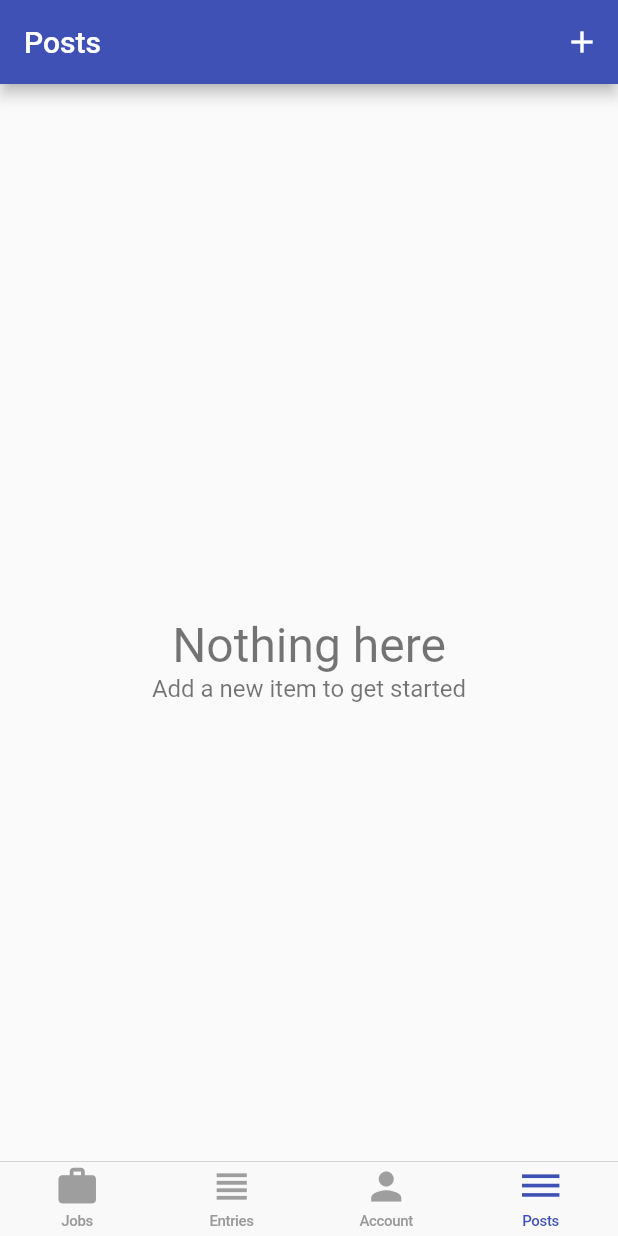
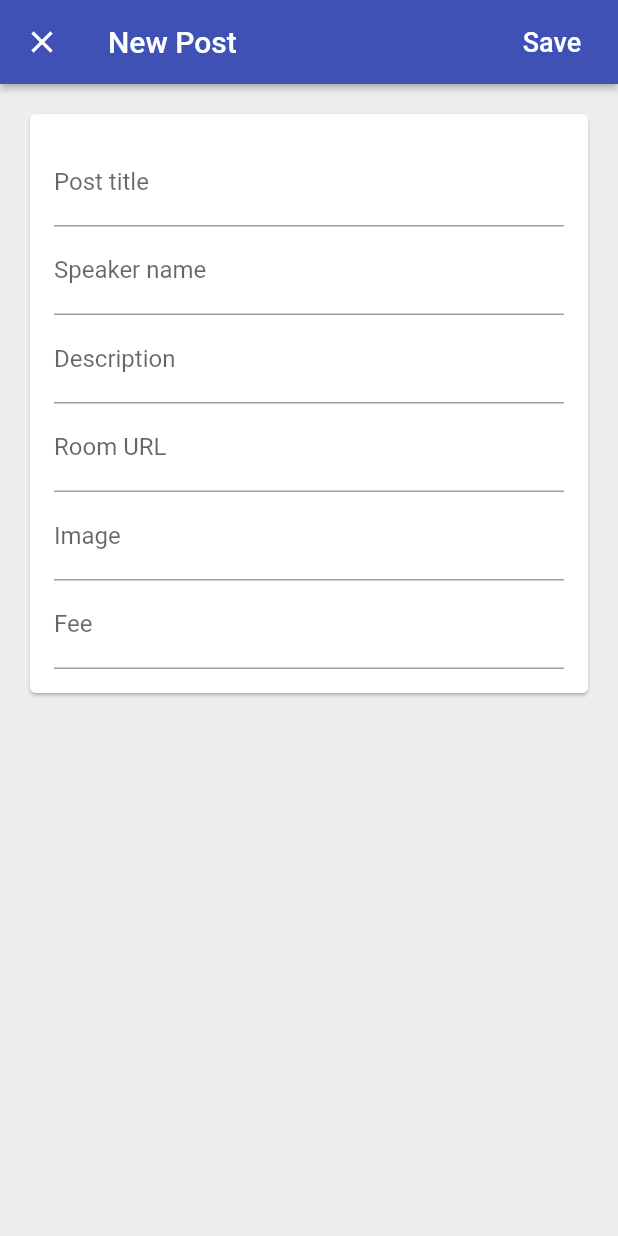
Before and after one commit to kktsuji/tellus-mockup, a Flutter app: the screen it shows once a user with an empty profile is signed in, item 4 of the bottom bar chosen, after a tap on the "add" icon, on a phone screen of 412 x 824 dp. Run offline on Flutter 3.47's test engine with Material 2 defaults, Android fonts, the phone set to English and light mode, and no system bars; our stand-ins replace cloud_firestore, firebase_auth, google_sign_in, rxdart; accounts and stored records are empty; statements that could not run were skipped.

Commit message:
Add post save feature

```diff
--- /dev/null
+++ b/lib/app/home/posts/edit_post_page.dart
@@ -0,0 +1,169 @@
+import 'package:flutter/material.dart';
+import 'package:flutter/services.dart';
+import 'package:tellus_mockup/app/home/models/post.dart';
+import 'package:tellus_mockup/common_widgets/platform_exception_alert_dialog.dart';
+import 'package:tellus_mockup/services/database.dart';
+
+class EditPostPage extends StatefulWidget {
+  const EditPostPage({Key key, @required this.database, this.post})
+      : super(key: key);
+  final Database database;
+  final Post post;
+
+  static Future<void> show(
+      BuildContext context, {
+        Database database,
+        Post post,
+  }) async {
+    await Navigator.of(context, rootNavigator: true).push(
+      MaterialPageRoute(
+        builder: (context) => EditPostPage(database: database, post: post),
+        fullscreenDialog: true,
+      ),
+    );
+  }
+
+  @override
+  _EditPostPageState createState() => _EditPostPageState();
+}
+
+class _EditPostPageState extends State<EditPostPage> {
+  final _formKey = GlobalKey<FormState>();
+
+  String _title;
+  String _speaker;
+  String _description;
+  String _url;
+  int _img;
+  int _fee;
+
+  @override
+  void initState() {
+    super.initState();
+    if (widget.post != null) {
+      _title = widget.post.title;
+      _speaker = widget.post.speaker;
+      _description = widget.post.description;
+      _url = widget.post.url;
+      _img = widget.post.img;
+      _fee = widget.post.fee;
+    }
+  }
+
+  bool _validateAndSaveForm() {
+    final form = _formKey.currentState;
+    if (form.validate()) {
+      form.save();
+      return true;
+    }
+    return false;
+  }
+
+  Future<void> _submit() async {
+    if (_validateAndSaveForm()) {
+      try {
+        final postId = widget.post?.postId ?? documentIdFromCurrentDate();
+        final post = Post(postId: postId,
+            title: _title,
+            speaker: _speaker,
+            description: _description,
+            url: _url,
+            img: _img,
+            fee: _fee);
+        await widget.database.setPost(post);
+        Navigator.of(context).pop();
+      } on PlatformException catch (e) {
+        PlatformExceptionAlertDialog(
+          title: 'Operation failed',
+          exception: e,
+        ).show(context);
+      }
+    }
+  }
+
+  @override
+  Widget build(BuildContext context) {
+    return Scaffold(
+      appBar: AppBar(
+        elevation: 2.0,
+        title: Text(widget.post == null ? 'New Post' : 'Edit Post'),
+        actions: <Widget>[
+          FlatButton(
+            child: Text(
+              'Save',
+              style: TextStyle(fontSize: 18, color: Colors.white),
+            ),
+            onPressed: _submit,
+          ),
+        ],
+      ),
+      body: _buildContents(),
+      backgroundColor: Colors.grey[200],
+    );
+  }
+
+  Widget _buildContents() {
+    return SingleChildScrollView(
+      child: Padding(
+        padding: const EdgeInsets.all(16.0),
+        child: Card(
+          child: Padding(
+            padding: const EdgeInsets.all(16.0),
+            child: _buildForm(),
+          ),
+        ),
+      ),
+    );
+  }
+
+  Widget _buildForm() {
+    return Form(
+      key: _formKey,
+      child: Column(
+        crossAxisAlignment: CrossAxisAlignment.stretch,
+        children: _buildFormChildren(),
+      ),
+    );
+  }
+
+  List<Widget> _buildFormChildren() {
+    return [
+      TextFormField(
+        decoration: InputDecoration(labelText: 'Post title'),
+        initialValue: _title,
+        validator: (value) => value.isNotEmpty ? null : 'Title can\'t be empty',
+        onSaved: (value) => _title = value,
+      ),
+      TextFormField(
+        decoration: InputDecoration(labelText: 'Speaker name'),
+        initialValue: _speaker,
+        validator: (value) => value.isNotEmpty ? null : 'Speaker can\'t be empty',
+        onSaved: (value) => _speaker = value,
+      ),
+      TextFormField(
+        decoration: InputDecoration(labelText: 'Description'),
+        initialValue: _description,
+        //validator: (value) => value.isNotEmpty ? null : 'Description can\'t be empty',
+        onSaved: (value) => _description = value,
+      ),
+      TextFormField(
+        decoration: InputDecoration(labelText: 'Room URL'),
+        initialValue: _url,
+        validator: (value) => value.isNotEmpty ? null : 'URL can\'t be empty',
+        onSaved: (value) => _url = value,
+      ),
+      TextFormField(
+        decoration: InputDecoration(labelText: 'Image'),
+        initialValue: _img != null ? '$_img' : null,
+        validator: (value) => value.isNotEmpty ? null : 'Image can\'t be empty',
+        onSaved: (value) => _img = int.tryParse(value) ?? 0,
+      ),
+      TextFormField(
+        decoration: InputDecoration(labelText: 'Fee'),
+        initialValue: _fee != null ? '$_fee' : null,
+        validator: (value) => value.isNotEmpty ? null : 'Fee can\'t be empty',
+        onSaved: (value) => _fee = int.tryParse(value) ?? 0,
+      ),
+    ];
+  }
+}
--- a/lib/app/home/posts/posts_page.dart
+++ b/lib/app/home/posts/posts_page.dart
@@ -5,6 +5,8 @@ import 'package:tellus_mockup/app/home/jobs/list_items_builder.dart';
 import 'package:tellus_mockup/app/home/models/post.dart';
 import 'package:tellus_mockup/app/home/posts/post_list_card.dart';
 import 'package:tellus_mockup/services/database.dart';
+
+import 'edit_post_page.dart';
 
 class PostsPage extends StatelessWidget {
 
@@ -20,7 +22,13 @@ class PostsPage extends StatelessWidget {
         actions: <Widget>[
           IconButton(
             icon: Icon(Icons.add, color: Colors.white),
-            onPressed: () {},
+            onPressed: () {
+              var show = EditPostPage.show(
+                context,
+                database: Provider.of<Database>(context, listen: false),
+              );
+              return show;
+            },
           )
         ],
       ),
@@ -42,7 +50,11 @@ class PostsPage extends StatelessWidget {
             onDismissed: (direction) => _delete(context, post),
             child: PostListCard(
               post: post,
-              onTap: () => {},
+              onTap: () => EditPostPage.show(
+                context,
+                database: Provider.of<Database>(context, listen:false),
+                post: post,
+              ),
             ),
           )
         );
--- a/lib/services/database.dart
+++ b/lib/services/database.dart
@@ -12,12 +12,14 @@ abstract class Database {
   Future<void> deleteJob(Job job);
   Stream<List<Job>> jobsStream();
   Stream<Job> jobStream({@required String jobId});
-  Stream<Post> postStream({@required String postId});
-  Stream<List<Post>> postsStream();
 
   Future<void> setEntry(Entry entry);
   Future<void> deleteEntry(Entry entry);
   Stream<List<Entry>> entriesStream({Job job});
+
+  Future<void> setPost(Post post);
+  Stream<Post> postStream({@required String postId});
+  Stream<List<Post>> postsStream();
 }
 
 String documentIdFromCurrentDate() => DateTime.now().toIso8601String();
@@ -60,18 +62,6 @@ class FirestoreDatabase implements Database {
       );
 
   @override
-  Stream<Post> postStream({@required String postId}) => _service.documentStream(
-        path: APIPath.post(uid, postId),
-        builder: (data, documentId) => Post.fromMap(data, documentId),
-      );
-
-  @override
-  Stream<List<Post>> postsStream() => _service.collectionStream(
-        path: APIPath.posts(uid),
-        builder: (data, documentId) => Post.fromMap(data, documentId),
-      );
-
-  @override
   Future<void> setEntry(Entry entry) async => await _service.setData(
         path: APIPath.entry(uid, entry.id),
         data: entry.toMap(),
@@ -91,4 +81,22 @@ class FirestoreDatabase implements Database {
         builder: (data, documentID) => Entry.fromMap(data, documentID),
         sort: (lhs, rhs) => rhs.start.compareTo(lhs.start),
       );
+
+  @override
+  Future<void> setPost(Post post) async => await _service.setData(
+      path: APIPath.post(uid, post.postId),
+      data: post.toMap(),
+  );
+
+  @override
+  Stream<Post> postStream({@required String postId}) => _service.documentStream(
+    path: APIPath.post(uid, postId),
+    builder: (data, documentId) => Post.fromMap(data, documentId),
+  );
+
+  @override
+  Stream<List<Post>> postsStream() => _service.collectionStream(
+    path: APIPath.posts(uid),
+    builder: (data, documentId) => Post.fromMap(data, documentId),
+  );
 }
```
